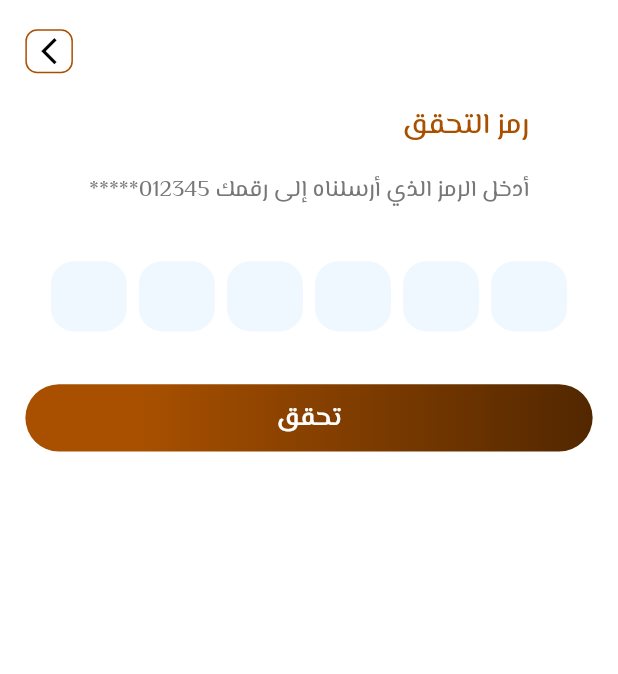
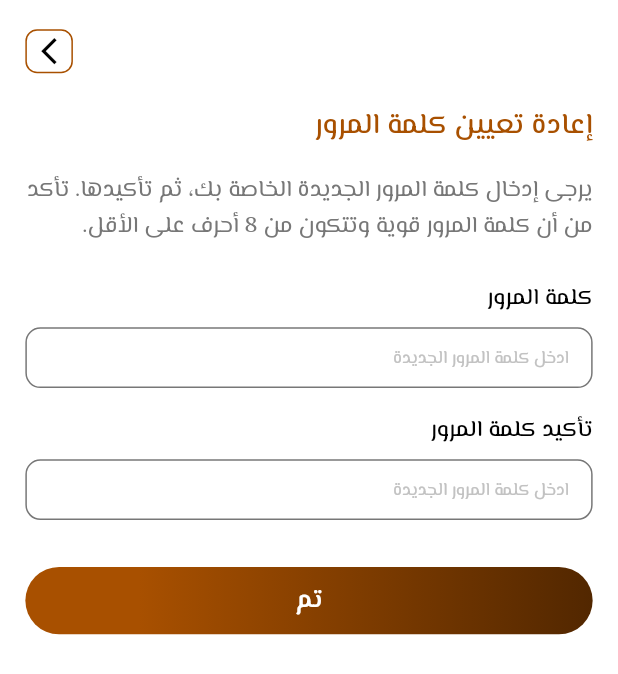
Before and after one commit to omar-949/oly_elazm, a Flutter app: the screen it shows after launch, on a phone screen of 412 x 824 dp. Shown: the top 674 px of the screen. Run offline on Flutter 3.47's test engine with Material 3 defaults, Android fonts, the phone set to English and light mode, and no system bars; drawn by our look-alikes of pinput; our stand-ins replace dartz, dio, easy_localization, flutter_bloc, flutter_screenutil, flutter_spinkit and 9 more.

Commit message:
reset password done

```diff
--- a/lib/core/routing/named_router.dart
+++ b/lib/core/routing/named_router.dart
@@ -4,6 +4,7 @@ class Routes {
   static const String loginSignUpScreen = '/loginSignUpScreen';
   static const String forgetPasswordScreen = '/forgetPasswordScreen';
   static const String verificationCodeScreen = '/verificationCodeScreen';
+  static const String resetPasswordScreen = '/resetPasswordScreen';
   static const String dashboard = '/dashboard';
   static const String userInfo = '/userInfo';
 }
--- a/lib/core/routing/named_router_impl.dart
+++ b/lib/core/routing/named_router_impl.dart
@@ -1,6 +1,7 @@
 import 'package:flutter/material.dart';
 import 'package:oly_elazm/features/auth/presentation/views/forget_password_view.dart';
 import 'package:oly_elazm/features/auth/presentation/views/login_sign_up_view.dart';
+import 'package:oly_elazm/features/auth/presentation/views/reset_password_view.dart';
 import 'package:oly_elazm/features/auth/presentation/views/verification_code_view.dart';
 import 'package:oly_elazm/features/onboarding/presentation/views/onboarding_view.dart';
 import 'package:oly_elazm/features/onboarding/presentation/views/splash_view.dart';
@@ -35,6 +36,10 @@ class AppRouter {
         return MaterialPageRoute(
           builder: (_) => const VerificationCodeView(),
         );
+      case Routes.resetPasswordScreen:
+        return MaterialPageRoute(
+          builder: (_) => const ResetPasswordView(),
+        );
       default:
         return MaterialPageRoute(
           builder: (_) => Scaffold(
--- /dev/null
+++ b/lib/features/auth/presentation/views/reset_password_view.dart
@@ -0,0 +1,13 @@
+import 'package:flutter/material.dart';
+import 'package:oly_elazm/features/auth/presentation/views/widgets/reset_password/reset_password_body.dart';
+
+class ResetPasswordView extends StatelessWidget {
+  const ResetPasswordView({super.key});
+
+  @override
+  Widget build(BuildContext context) {
+    return const Scaffold(
+      body: ResetPasswordBody(),
+    );
+  }
+}
--- a/lib/features/auth/presentation/views/widgets/forget_password/forget_password_form.dart
+++ b/lib/features/auth/presentation/views/widgets/forget_password/forget_password_form.dart
@@ -50,6 +50,7 @@ class _ForgetPasswordFormState extends State<ForgetPasswordForm> {
               padding: EdgeInsets.symmetric(vertical: 32.h),
               child: CustomAppButton(
                 onTap: () {
+                  FocusManager.instance.primaryFocus?.unfocus();
                   if (formKey.currentState!.validate()) {
                   } else if (autoValidateMode != AutovalidateMode.always) {
                     autoValidateMode = AutovalidateMode.always;
--- a/lib/features/auth/presentation/views/widgets/login_sign_up/login_form.dart
+++ b/lib/features/auth/presentation/views/widgets/login_sign_up/login_form.dart
@@ -77,6 +77,7 @@ class _LoginFormState extends State<LoginForm> {
             padding: EdgeInsets.symmetric(vertical: 32.h),
             child: CustomAppButton(
               onTap: () {
+                FocusManager.instance.primaryFocus?.unfocus();
                 if (formKey.currentState!.validate()) {
                 } else if (autoValidateMode != AutovalidateMode.always) {
                   autoValidateMode = AutovalidateMode.always;
--- a/lib/features/auth/presentation/views/widgets/login_sign_up/sign_up_form.dart
+++ b/lib/features/auth/presentation/views/widgets/login_sign_up/sign_up_form.dart
@@ -76,6 +76,7 @@ class _SignUpFormState extends State<SignUpForm> {
             padding: EdgeInsets.symmetric(vertical: 32.h),
             child: CustomAppButton(
               onTap: () {
+                FocusManager.instance.primaryFocus?.unfocus();
                 if (formKey.currentState!.validate()) {
                 } else if (autoValidateMode != AutovalidateMode.always) {
                   autoValidateMode = AutovalidateMode.always;
--- /dev/null
+++ b/lib/features/auth/presentation/views/widgets/reset_password/reset_password_body.dart
@@ -0,0 +1,26 @@
+import 'package:flutter/material.dart';
+import 'package:oly_elazm/features/auth/presentation/views/widgets/app_back_button.dart';
+import 'package:oly_elazm/features/auth/presentation/views/widgets/auth_header.dart';
+import 'package:oly_elazm/features/auth/presentation/views/widgets/reset_password/reset_password_form.dart';
+
+class ResetPasswordBody extends StatelessWidget {
+  const ResetPasswordBody({super.key});
+
+  @override
+  Widget build(BuildContext context) {
+    return const SafeArea(
+      child: SingleChildScrollView(
+        child: Column(
+          children: [
+            AppBackButton(),
+            AuthHeader(
+              title: 'إعادة تعيين كلمة المرور',
+              description: 'يرجى إدخال كلمة المرور الجديدة الخاصة بك، ثم تأكيدها. تأكد من أن كلمة المرور قوية وتتكون من 8 أحرف على الأقل.',
+            ),
+            ResetPasswordForm(),
+          ],
+        ),
+      ),
+    );
+  }
+}
--- /dev/null
+++ b/lib/features/auth/presentation/views/widgets/reset_password/reset_password_form.dart
@@ -0,0 +1,97 @@
+import 'package:flutter/material.dart';
+import 'package:flutter_screenutil/flutter_screenutil.dart';
+import 'package:oly_elazm/core/helpers/validations.dart';
+import 'package:oly_elazm/core/widgets/custom_app_button.dart';
+import 'package:oly_elazm/features/auth/presentation/views/widgets/auth_text_field.dart';
+import 'package:oly_elazm/features/auth/presentation/views/widgets/reset_password/success_dialog.dart';
+
+class ResetPasswordForm extends StatefulWidget {
+  const ResetPasswordForm({super.key});
+
+  @override
+  State<ResetPasswordForm> createState() => _ResetPasswordFormState();
+}
+
+class _ResetPasswordFormState extends State<ResetPasswordForm> {
+  late final TextEditingController passwordController;
+  late final TextEditingController confirmPasswordController;
+  final formKey = GlobalKey<FormState>();
+  AutovalidateMode autoValidateMode = AutovalidateMode.disabled;
+
+  @override
+  void initState() {
+    passwordController = TextEditingController();
+    confirmPasswordController = TextEditingController();
+    super.initState();
+  }
+
+  @override
+  void dispose() {
+    passwordController.dispose();
+    confirmPasswordController.dispose();
+    super.dispose();
+  }
+
+  @override
+  Widget build(BuildContext context) {
+    return Form(
+      key: formKey,
+      autovalidateMode: autoValidateMode,
+      child: Padding(
+        padding: EdgeInsets.symmetric(horizontal: 16.w, vertical: 24.h),
+        child: Column(
+          crossAxisAlignment: CrossAxisAlignment.end,
+          children: [
+            AuthTextField(
+              title: 'كلمة المرور',
+              hint: 'ادخل كلمة المرور الجديدة',
+              controller: passwordController,
+              isPassword: true,
+              validator: Validations.passwordValidator,
+              autoValidateMode: autoValidateMode,
+            ),
+            16.verticalSpace,
+            AuthTextField(
+              title: 'تأكيد كلمة المرور',
+              hint: 'ادخل كلمة المرور الجديدة',
+              controller: confirmPasswordController,
+              isPassword: true,
+              validator: (value) {
+                return Validations.passwordConfirmValidator(
+                  value,
+                  passwordController.text.trim(),
+                );
+              },
+              autoValidateMode: autoValidateMode,
+            ),
+            Padding(
+              padding: EdgeInsets.symmetric(vertical: 32.h),
+              child: CustomAppButton(
+                onTap: () {
+                  FocusManager.instance.primaryFocus?.unfocus();
+                  showDialog(
+                    context: context,
+                    barrierDismissible: false,
+                    builder: (context) => const PopScope(
+                      canPop: false,
+                      child: Center(
+                        child: SuccessDialog(),
+                      ),
+                    ),
+                  );
+                  if (formKey.currentState!.validate()) {
+
+                  } else if (autoValidateMode != AutovalidateMode.always) {
+                    autoValidateMode = AutovalidateMode.always;
+                    setState(() {});
+                  }
+                },
+                title: 'تم',
+              ),
+            ),
+          ],
+        ),
+      ),
+    );
+  }
+}
--- a/lib/features/auth/presentation/views/widgets/verification_code/verification_code_form.dart
+++ b/lib/features/auth/presentation/views/widgets/verification_code/verification_code_form.dart
@@ -21,6 +21,12 @@ class _VerificationCodeFormState extends State<VerificationCodeForm> {
   }
 
   @override
+  void dispose() {
+    otpController.dispose();
+    super.dispose();
+  }
+
+  @override
   Widget build(BuildContext context) {
     return Padding(
       padding: EdgeInsets.symmetric(horizontal: 16.w),
--- a/lib/oly_elazm.dart
+++ b/lib/oly_elazm.dart
@@ -23,7 +23,7 @@ class OlyElazm extends StatelessWidget {
           locale: context.locale,
           themeAnimationDuration: const Duration(milliseconds: 700),
           themeAnimationCurve: Curves.easeInOutCubic,
-          initialRoute: Routes.verificationCodeScreen,
+          initialRoute: Routes.resetPasswordScreen,
           onGenerateRoute: appRouter.generateRoute,
           debugShowCheckedModeBanner: false,
           title: 'Oly Elazm',
```
Also changed, not shown: lib/features/auth/presentation/views/widgets/reset_password/success_dialog.dart (added, +60 -0 lines).
